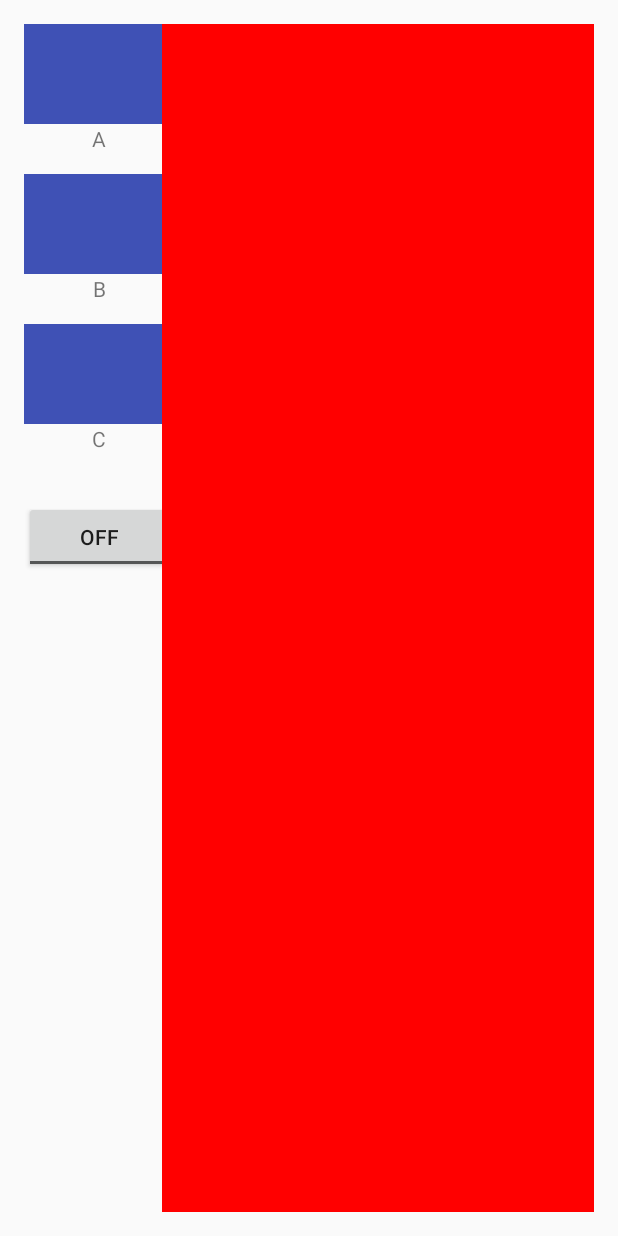
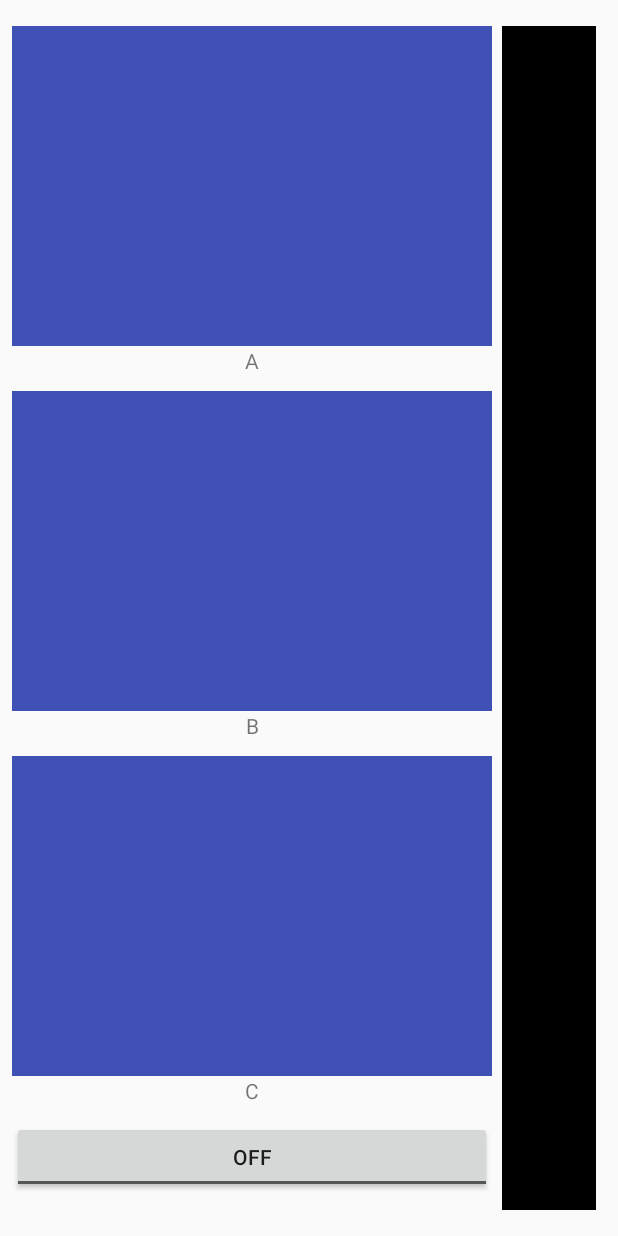
Before and after one commit to dan-zheng/Topokegraphy, an Android app: the layout activity_main.xml on its own in the app's theme, with its tools: preview values and no code run, on a phone screen of 412 x 824 dp. Run offline under Robolectric (Android 15) with nearby library versions, the phone set to English and light mode, and no system bars.

Commit message:
Update xml for main activity

```diff
--- a/app/src/main/AndroidManifest.xml
+++ b/app/src/main/AndroidManifest.xml
@@ -8,11 +8,13 @@
         android:icon="@mipmap/ic_launcher"
         android:label="@string/app_name"
         android:supportsRtl="true"
-        android:theme="@style/AppTheme">
-        <activity android:name=".MainActivity">
+        android:theme="@style/AppTheme" >
+
+        <activity android:name=".MainActivity"
+            android:screenOrientation="landscape"
+            android:configChanges="orientation|keyboardHidden" >
             <intent-filter>
                 <action android:name="android.intent.action.MAIN" />
-
                 <category android:name="android.intent.category.LAUNCHER" />
             </intent-filter>
         </activity>
--- a/app/src/main/java/edu/purdue/zheng321/topokegraphy/MainActivity.java
+++ b/app/src/main/java/edu/purdue/zheng321/topokegraphy/MainActivity.java
@@ -118,7 +118,7 @@ public class MainActivity extends AppCompatActivity {
 					map.setImageResource(R.drawable.texture2);
 				} else {
 					map.setImageResource(0);
-					map.setBackgroundColor(Color.parseColor("#FF0000"));
+					map.setBackgroundColor(Color.parseColor("#000000"));
 				}
 				isTopographyShown = !isTopographyShown;
 				break;
--- a/app/src/main/res/layout/activity_main.xml
+++ b/app/src/main/res/layout/activity_main.xml
@@ -1,89 +1,81 @@
-<?xml version="1.0" encoding="utf-8"?>
-<RelativeLayout xmlns:android="http://schemas.android.com/apk/res/android"
+<LinearLayout xmlns:android="http://schemas.android.com/apk/res/android"
     xmlns:app="http://schemas.android.com/apk/res-auto"
-    xmlns:tools="http://schemas.android.com/tools"
-    android:id="@+id/activity_main"
-    android:layout_width="match_parent"
-    android:layout_height="match_parent"
-    android:paddingBottom="@dimen/activity_vertical_margin"
-    android:paddingLeft="@dimen/activity_horizontal_margin"
-    android:paddingRight="@dimen/activity_horizontal_margin"
-    android:paddingTop="@dimen/activity_vertical_margin"
-    tools:context="edu.purdue.zheng321.topokegraphy.MainActivity">
+    android:layout_width="fill_parent"
+    android:layout_height="wrap_content"
+    android:layout_gravity="center_vertical"
+    android:layout_marginBottom="@dimen/activity_vertical_margin"
+    android:layout_marginLeft="@dimen/activity_horizontal_margin"
+    android:layout_marginRight="@dimen/activity_horizontal_margin"
+    android:layout_marginTop="@dimen/activity_vertical_margin"
+    android:orientation="horizontal">
 
     <LinearLayout
-        android:orientation="vertical"
-        android:layout_height="match_parent"
-        android:layout_width="150px">
+        android:layout_width="@dimen/option_width"
+        android:layout_height="@dimen/layout_height"
+        android:layout_gravity="center_vertical"
+        android:layout_marginRight="10px"
+        android:orientation="vertical">
 
         <ImageView
-            android:layout_width="150px"
-            app:srcCompat="@color/colorPrimary"
             android:id="@+id/imageView4"
-            android:layout_alignParentBottom="true"
-            android:layout_alignParentStart="true"
-            android:adjustViewBounds="false"
-            android:cropToPadding="true"
-            android:layout_height="100px" />
+            android:layout_width="match_parent"
+            android:layout_height="@dimen/option_height"
+            app:srcCompat="@color/colorPrimary" />
 
         <TextView
+            android:id="@+id/textView2"
+            android:layout_width="match_parent"
+            android:layout_height="@dimen/label_height"
             android:text="A"
-            android:layout_width="match_parent"
-            android:id="@+id/textView2"
-            android:layout_alignTop="@+id/view"
-            android:layout_alignParentStart="true"
-            android:layout_height="50px"
             android:textAlignment="center" />
 
         <ImageView
+            android:id="@+id/imageView3"
             android:layout_width="match_parent"
-            app:srcCompat="@color/colorPrimary"
-            android:id="@+id/imageView3"
-            android:layout_alignParentTop="true"
-            android:layout_alignStart="@+id/imageView4"
-            android:layout_height="100px" />
+            android:layout_height="@dimen/option_height"
+            app:srcCompat="@color/colorPrimary" />
 
         <TextView
+            android:id="@+id/textView4"
+            android:layout_width="match_parent"
+            android:layout_height="@dimen/label_height"
             android:text="B"
-            android:layout_width="match_parent"
-            android:layout_height="50px"
-            android:id="@+id/textView4"
-            android:layout_centerVertical="true"
-            android:layout_alignParentStart="true"
             android:textAlignment="center" />
 
         <ImageView
+            android:id="@+id/imageView"
             android:layout_width="match_parent"
-            app:srcCompat="@color/colorPrimary"
-            android:id="@+id/imageView"
-            android:layout_centerVertical="true"
-            android:layout_alignStart="@+id/imageView4"
-            android:layout_height="100px" />
+            android:layout_height="@dimen/option_height"
+            app:srcCompat="@color/colorPrimary" />
 
         <TextView
+            android:id="@+id/textView3"
+            android:layout_width="match_parent"
+            android:layout_height="@dimen/label_height"
             android:text="C"
-            android:layout_width="match_parent"
-            android:layout_height="50px"
-            android:id="@+id/textView3"
-            android:layout_alignBottom="@+id/view"
-            android:layout_alignParentStart="true"
-            android:layout_marginBottom="18dp"
             android:textAlignment="center" />
 
         <ToggleButton
-            android:text="ToggleButton"
+            android:id="@+id/toggleButton"
             android:layout_width="match_parent"
             android:layout_height="wrap_content"
-            android:id="@+id/toggleButton"
-            android:onClick="buttonPress" />
+            android:onClick="buttonPress"
+            android:text="ToggleButton" />
     </LinearLayout>
 
-    <ImageView
-        android:id="@+id/map"
+    <LinearLayout
         android:layout_width="match_parent"
-        android:layout_height="match_parent"
-        android:background="#FF0000"
-        android:layout_alignParentTop="true"
-        android:layout_marginStart="92dp" />
+        android:layout_height="@dimen/layout_height"
+        android:layout_gravity="center_vertical"
+        android:layout_marginRight="10px"
+        android:orientation="vertical">
 
-</RelativeLayout>
+        <ImageView
+            android:id="@+id/map"
+            android:layout_width="match_parent"
+            android:layout_height="match_parent"
+            android:background="#000000" />
+
+    </LinearLayout>
+
+</LinearLayout>
--- a/app/src/main/res/values-w820dp/dimens.xml
+++ b/app/src/main/res/values-w820dp/dimens.xml
@@ -2,5 +2,5 @@
     <!-- Example customization of dimensions originally defined in res/values/dimens.xml
          (such as screen margins) for screens with more than 820dp of available width. This
          would include 7" and 10" devices in landscape (~960dp and ~1280dp respectively). -->
-    <dimen name="activity_horizontal_margin">64dp</dimen>
+    <dimen name="activity_horizontal_margin">8dp</dimen>
 </resources>
--- a/app/src/main/res/values/dimens.xml
+++ b/app/src/main/res/values/dimens.xml
@@ -1,5 +1,9 @@
 <resources>
     <!-- Default screen margins, per the Android Design guidelines. -->
-    <dimen name="activity_horizontal_margin">16dp</dimen>
-    <dimen name="activity_vertical_margin">16dp</dimen>
+    <dimen name="activity_horizontal_margin">8dp</dimen>
+    <dimen name="activity_vertical_margin">8dp</dimen>
+    <dimen name="option_width">480px</dimen>
+    <dimen name="option_height">320px</dimen>
+    <dimen name="label_height">45px</dimen>
+    <dimen name="layout_height">1184px</dimen>
 </resources>
--- a/app/src/main/res/values/styles.xml
+++ b/app/src/main/res/values/styles.xml
@@ -1,7 +1,7 @@
 <resources>
 
     <!-- Base application theme. -->
-    <style name="AppTheme" parent="Theme.AppCompat.Light.DarkActionBar">
+    <style name="AppTheme" parent="Theme.AppCompat.Light.NoActionBar">
         <!-- Customize your theme here. -->
         <item name="colorPrimary">@color/colorPrimary</item>
         <item name="colorPrimaryDark">@color/colorPrimaryDark</item>
```
Also changed, not shown: 1 other file.
